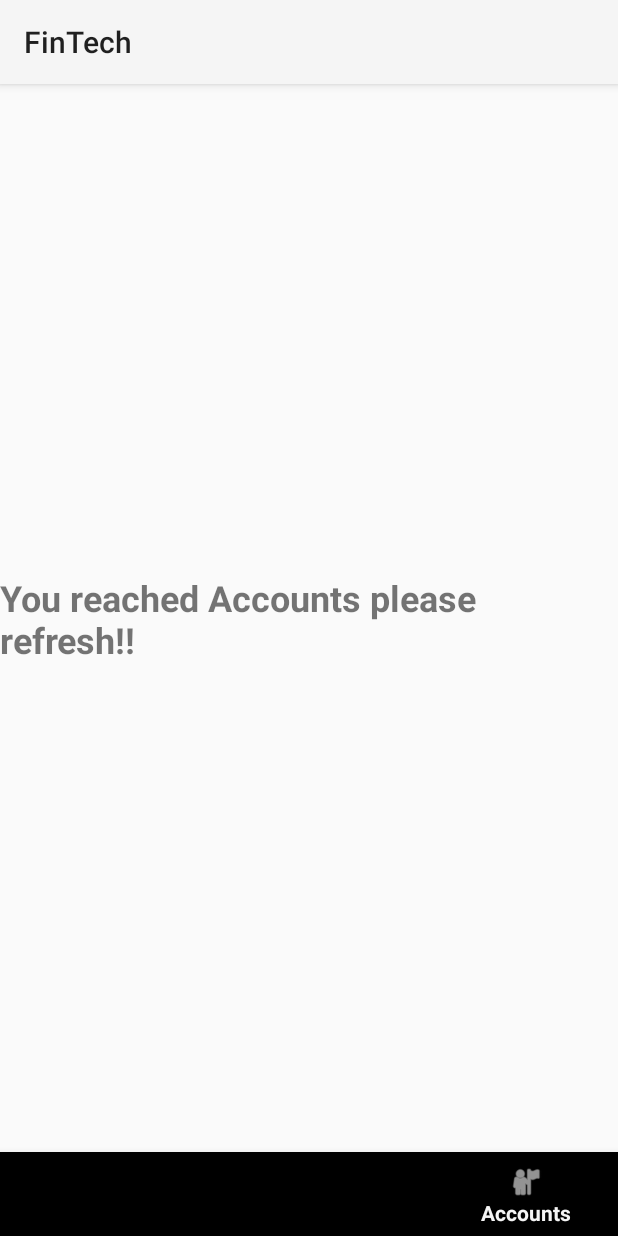
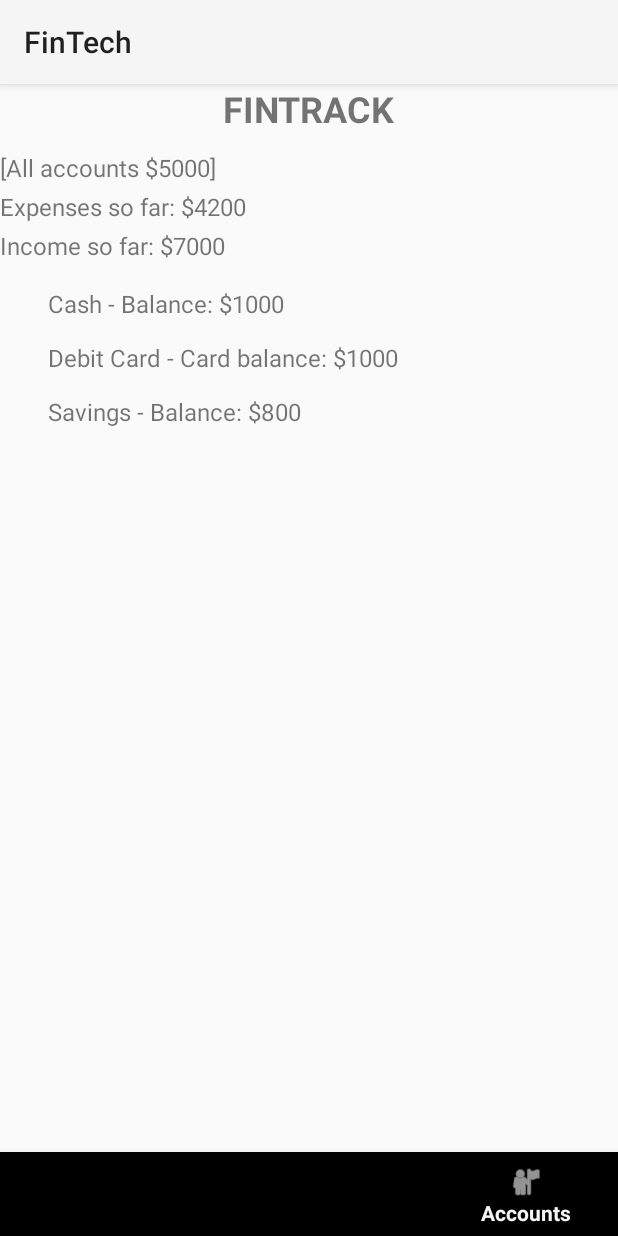
Before and after one commit to Tharun7075/FINTRACK, an Android app: the AccountsActivity screen opened directly, with no data from a screen before it, on a phone screen of 412 x 824 dp. Run offline under Robolectric (Android 15) with nearby library versions, the phone set to English and light mode, and no system bars.

Commit message:
activity xml update

```diff
--- a/app/src/main/res/layout/activity_accounts.xml
+++ b/app/src/main/res/layout/activity_accounts.xml
@@ -5,27 +5,137 @@
     android:id="@+id/main"
     android:layout_width="match_parent"
     android:layout_height="match_parent"
-    tools:context=".AccountsActivity">
+    tools:context=".AccountsActivity"
+    android:padding="16dp">
 
+    <!-- Header -->
     <TextView
+        android:id="@+id/headerTitle"
         android:layout_width="wrap_content"
         android:layout_height="wrap_content"
-        android:text="You reached Accounts please refresh!!"
+        android:text="FINTRACK"
         android:textSize="24sp"
         android:textStyle="bold"
-        app:layout_constraintBottom_toTopOf="@+id/bottom_navigation"
+        app:layout_constraintTop_toTopOf="parent"
         app:layout_constraintStart_toStartOf="parent"
-        app:layout_constraintTop_toTopOf="parent" />
+        app:layout_constraintEnd_toEndOf="parent" />
 
-    <!-- Bottom Navigation -->
+    <!-- Summary Section -->
+    <LinearLayout
+        android:id="@+id/summarySection"
+        android:layout_width="0dp"
+        android:layout_height="wrap_content"
+        android:orientation="vertical"
+        android:layout_marginTop="12dp"
+        app:layout_constraintTop_toBottomOf="@id/headerTitle"
+        app:layout_constraintStart_toStartOf="parent"
+        app:layout_constraintEnd_toEndOf="parent">
+
+        <TextView
+            android:layout_width="wrap_content"
+            android:layout_height="wrap_content"
+            android:text="[All accounts $5000]"
+            android:textSize="16sp"
+            android:layout_marginBottom="4dp" />
+
+        <TextView
+            android:layout_width="wrap_content"
+            android:layout_height="wrap_content"
+            android:text="Expenses so far: $4200"
+            android:textSize="16sp"
+            android:layout_marginBottom="4dp" />
+
+        <TextView
+            android:layout_width="wrap_content"
+            android:layout_height="wrap_content"
+            android:text="Income so far: $7000"
+            android:textSize="16sp" />
+    </LinearLayout>
+
+    <!-- Accounts Section -->
+    <LinearLayout
+        android:id="@+id/accountsSection"
+        android:layout_width="0dp"
+        android:layout_height="0dp"
+        android:orientation="vertical"
+        android:layout_marginTop="16dp"
+        app:layout_constraintTop_toBottomOf="@id/summarySection"
+        app:layout_constraintBottom_toTopOf="@id/bottom_navigation"
+        app:layout_constraintStart_toStartOf="parent"
+        app:layout_constraintEnd_toEndOf="parent">
+
+        <!-- Cash -->
+        <LinearLayout
+            android:layout_width="match_parent"
+            android:layout_height="wrap_content"
+            android:orientation="horizontal"
+            android:gravity="center_vertical"
+            android:layout_marginBottom="12dp">
+
+            <!--           android:src="@drawable/ic_wallet" -->
+            <ImageView
+                android:layout_width="24dp"
+                android:layout_height="24dp"
+                android:contentDescription="Wallet Icon"
+                android:layout_marginEnd="8dp" />
+
+            <TextView
+                android:layout_width="wrap_content"
+                android:layout_height="wrap_content"
+                android:text="Cash - Balance: $1000"
+                android:textSize="16sp" />
+        </LinearLayout>
+
+        <!-- Debit Card -->
+        <LinearLayout
+            android:layout_width="match_parent"
+            android:layout_height="wrap_content"
+            android:orientation="horizontal"
+            android:gravity="center_vertical"
+            android:layout_marginBottom="12dp">
+
+            <!--   android:src="@drawable/ic_card" -->
+            <ImageView
+                android:layout_width="24dp"
+                android:layout_height="24dp"
+                android:contentDescription="Card Icon"
+                android:layout_marginEnd="8dp" />
+
+            <TextView
+                android:layout_width="wrap_content"
+                android:layout_height="wrap_content"
+                android:text="Debit Card - Card balance: $1000"
+                android:textSize="16sp" />
+        </LinearLayout>
+
+        <!-- Savings -->
+        <LinearLayout
+            android:layout_width="match_parent"
+            android:layout_height="wrap_content"
+            android:orientation="horizontal"
+            android:gravity="center_vertical">
+
+            <!--   android:src="@drawable/ic_piggybank" -->
+            <ImageView
+                android:layout_width="24dp"
+                android:layout_height="24dp"
+                android:contentDescription="Savings Icon"
+                android:layout_marginEnd="8dp" />
+
+            <TextView
+                android:layout_width="wrap_content"
+                android:layout_height="wrap_content"
+                android:text="Savings - Balance: $800"
+                android:textSize="16sp" />
+        </LinearLayout>
+    </LinearLayout>
+
+    <!-- Bottom Navigation (unchanged) -->
     <com.google.android.material.bottomnavigation.BottomNavigationView
         android:id="@+id/bottom_navigation"
         android:layout_width="match_parent"
         android:layout_height="wrap_content"
-        android:layout_alignParentBottom="true"
         app:layout_constraintBottom_toBottomOf="parent"
         app:layout_constraintEnd_toEndOf="parent"
-        app:menu="@menu/bottom_nav_menu"
-        tools:layout_editor_absoluteX="16dp" />
-
+        app:menu="@menu/bottom_nav_menu" />
 </androidx.constraintlayout.widget.ConstraintLayout>
```
